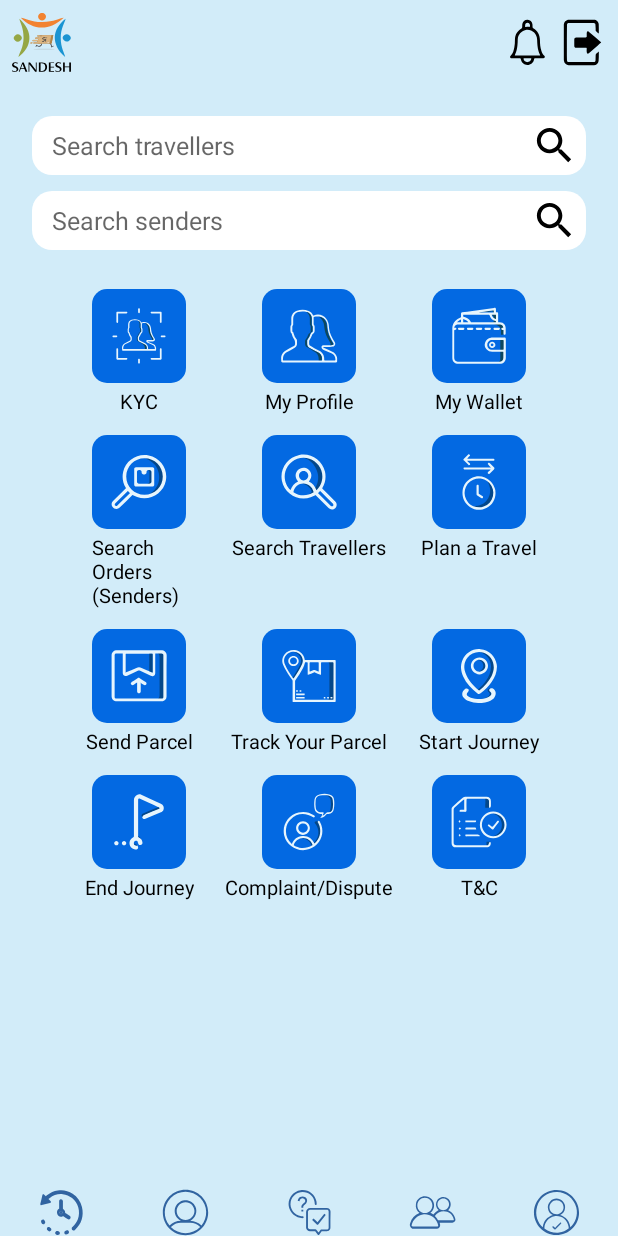
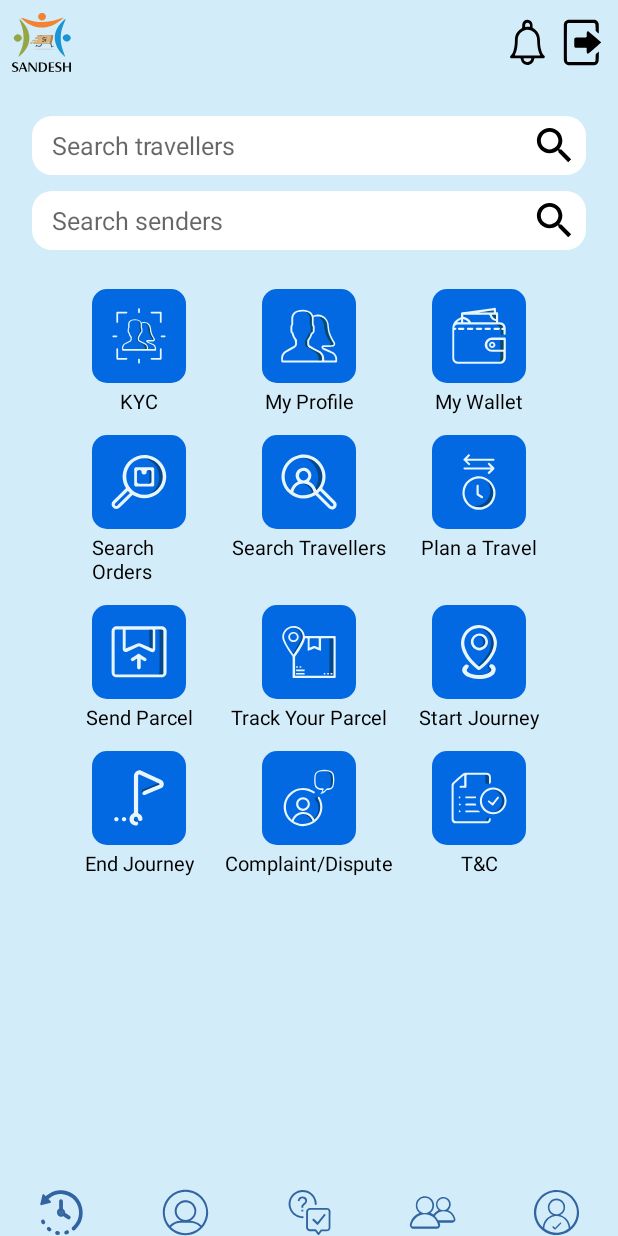
Before and after one commit to BhushanJetha/sandeshApp, an Android app: the fragment DashboardFragment placed in its activity, on a phone screen of 412 x 824 dp. Run offline under Robolectric (Android 15) with nearby library versions, the phone set to English and light mode, and no system bars; our stand-ins replace sdp/ssp sizes.

Commit message:
update UI changes

```diff
--- a/app/src/main/res/layout/fragment_dashboard.xml
+++ b/app/src/main/res/layout/fragment_dashboard.xml
@@ -161,7 +161,7 @@
             android:layout_width="0dp"
             android:layout_height="wrap_content"
             android:layout_marginTop="@dimen/_2sdp"
-            android:text="Search Orders (Senders)"
+            android:text="Search Orders"
             android:textColor="@color/colorBlack"
             android:textSize="@dimen/_10sdp"
             app:layout_constraintEnd_toEndOf="@+id/imgSendersOrders"
```
